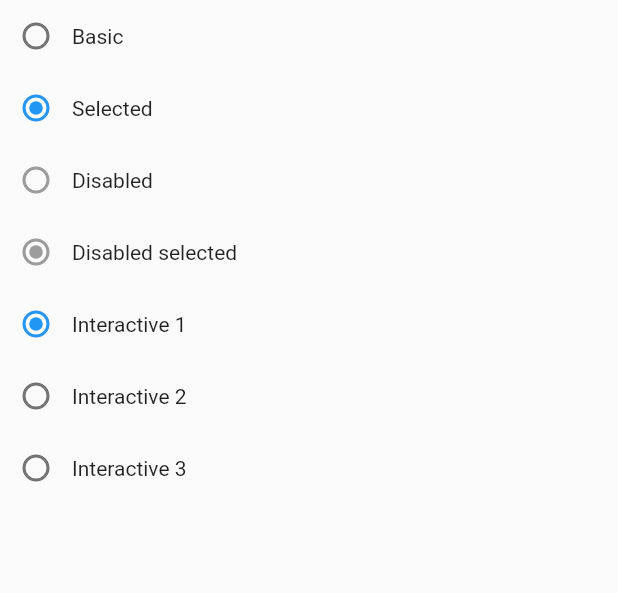
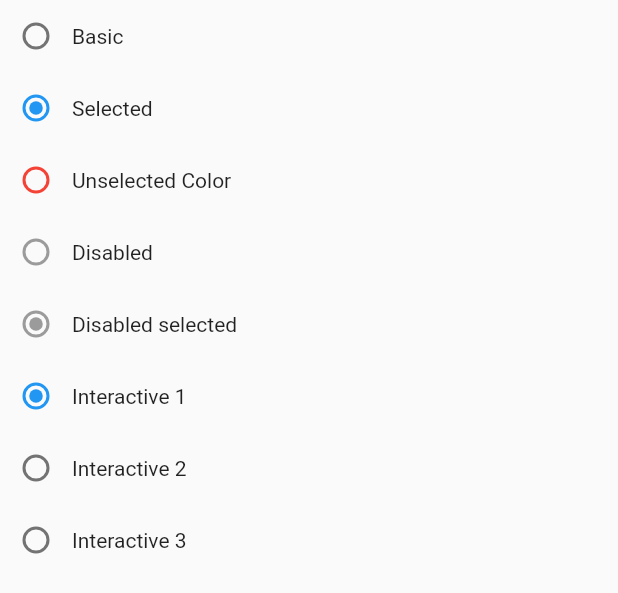
Before and after one commit to lenra-io/lenra_components, a Flutter app: the RadioExample widget shown alone on an empty page, opened directly, on a phone screen of 412 x 824 dp. Shown: the top 593 px of the screen. Run offline on Flutter 3.47's test engine with Material 2 defaults, Android fonts, the light colour scheme and no system bars.

Commit message:
feat: Radio unselected color (#122)

```diff
--- a/examples/flutter_playground/lib/pages/radio_example.dart
+++ b/examples/flutter_playground/lib/pages/radio_example.dart
@@ -1,5 +1,6 @@
 import 'package:flutter/material.dart';
 import 'package:lenra_components/lenra_components.dart';
+import 'package:lenra_components/theme/lenra_radio_style.dart';
 
 class RadioExample extends StatefulWidget {
   const RadioExample({Key? key}) : super(key: key);
@@ -36,6 +37,18 @@ class _RadioExampleState extends State<RadioExample> {
               onPressed: (value) {},
             ),
             const Text("Selected"),
+          ],
+        ),
+        LenraFlex(
+          crossAxisAlignment: CrossAxisAlignment.center,
+          children: [
+            LenraRadio(
+              value: 1,
+              groupValue: 2,
+              style: LenraRadioStyle(unselectedColor: Colors.red),
+              onPressed: (value) {},
+            ),
+            const Text("Unselected Color"),
           ],
         ),
         const LenraFlex(
--- a/lib/component/lenra_radio.dart
+++ b/lib/component/lenra_radio.dart
@@ -36,7 +36,7 @@ class LenraRadio<T> extends StatelessWidget {
 
   @override
   Widget build(BuildContext context) {
-    return Radio<T>(
+    Widget res = Radio<T>(
       value: value,
       groupValue: groupValue,
       onChanged: onPressed,
@@ -50,5 +50,14 @@ class LenraRadio<T> extends StatelessWidget {
       materialTapTargetSize: materialTapTargetSize,
       toggleable: toggleable,
     );
+
+    if (style?.unselectedColor != null) {
+      return Theme(
+        data: Theme.of(context).copyWith(unselectedWidgetColor: style?.unselectedColor),
+        child: res,
+      );
+    }
+
+    return res;
   }
 }
--- a/lib/theme/lenra_radio_style.dart
+++ b/lib/theme/lenra_radio_style.dart
@@ -4,6 +4,7 @@ class LenraRadioStyle {
   final Color? activeColor;
   final Color? focusColor;
   final Color? hoverColor;
+  final Color? unselectedColor;
   final double? splashRadius;
   final VisualDensity? visualDensity;
 
@@ -11,6 +12,7 @@ class LenraRadioStyle {
     this.activeColor,
     this.focusColor,
     this.hoverColor,
+    this.unselectedColor,
     this.splashRadius,
     this.visualDensity,
   });
```
Also changed, not shown: examples/flutter_playground/pubspec.lock, pubspec.lock.
